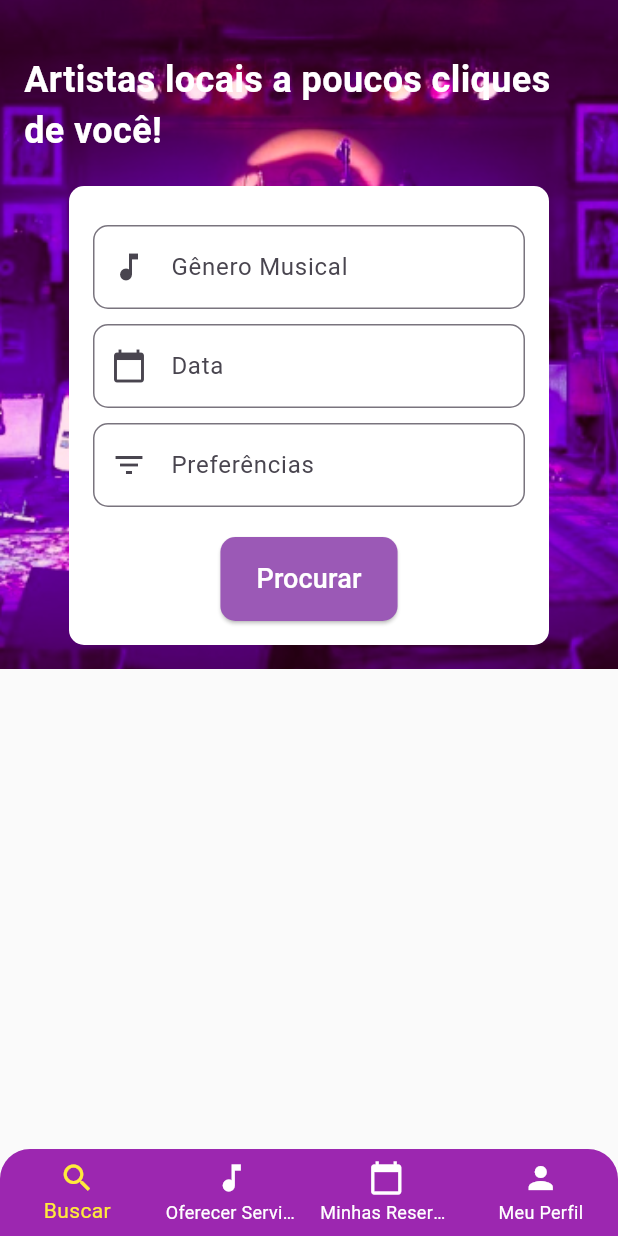
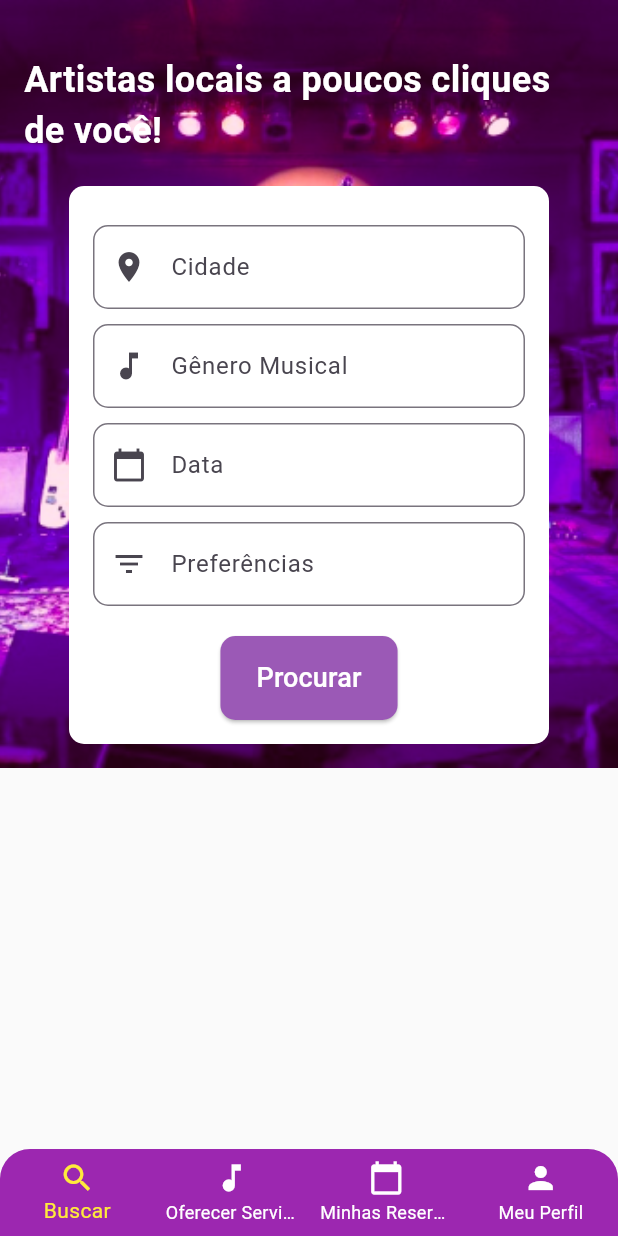
Before and after one commit to antoniosereno95/marcasom, a Flutter app: the BuscaInicial screen opened by its route, on a phone screen of 412 x 824 dp. Run offline on Flutter 3.47's test engine with Material 3 defaults, Android fonts, the phone set to English and light mode, and no system bars; our stand-ins replace flutter_svg, flutter_typeahead, page_transition.

Commit message:
Readicionando input de cidade

```diff
--- a/lib/widgets/searchArtist.dart
+++ b/lib/widgets/searchArtist.dart
@@ -13,6 +13,16 @@ class SearchArtist extends StatelessWidget {
       ),
       child: Column(
         children: [
+          const SizedBox(height: 10),
+          TextField(
+            decoration: InputDecoration(
+              prefixIcon: const Icon(Icons.location_on),
+              hintText: 'Cidade',
+              border: OutlineInputBorder(
+                borderRadius: BorderRadius.circular(10.0),
+              ),
+            ),
+          ),
           const SizedBox(height: 10),
           TextField(
             decoration: InputDecoration(
```
